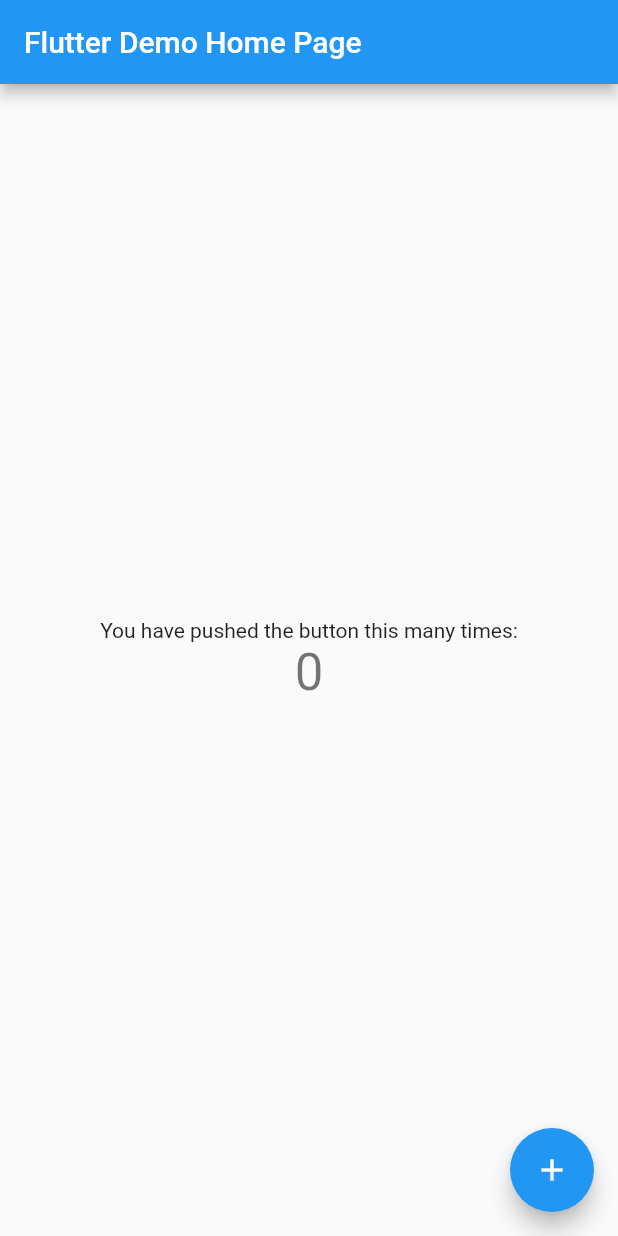
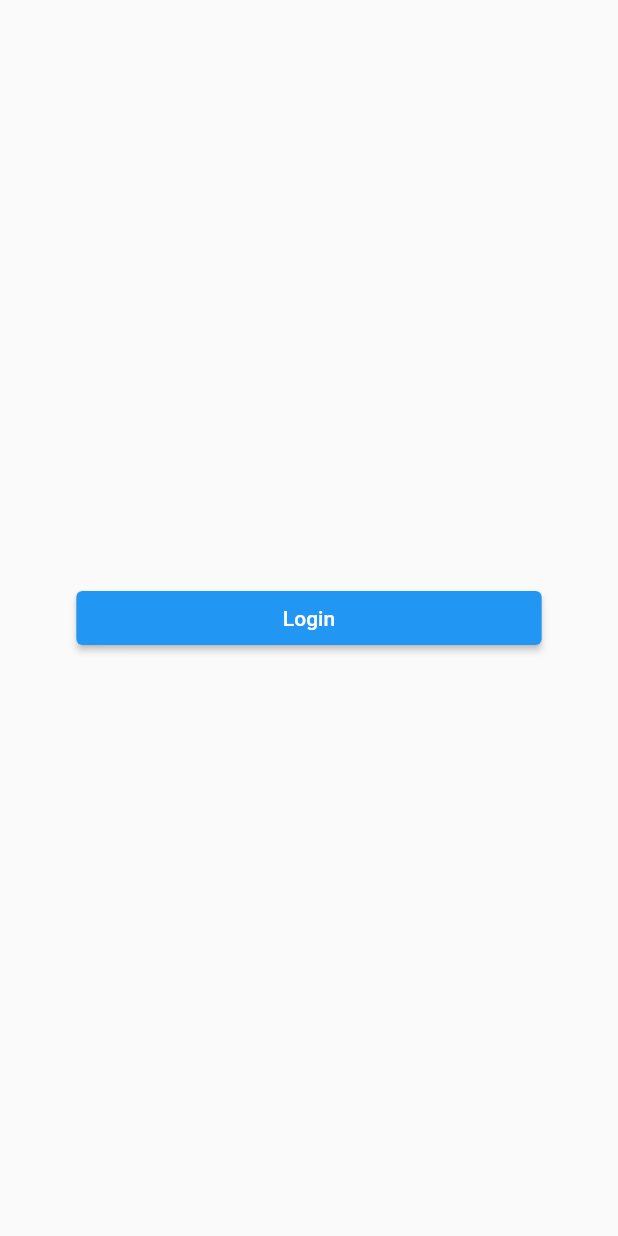
Before and after one commit to jhkim0122/flutter_exercise, a Flutter app: the screen it shows after launch, on a phone screen of 412 x 824 dp. Run offline on Flutter 3.47's test engine with Material 2 defaults, Android fonts, the phone set to English and light mode, and no system bars; our stand-ins replace shared_preferences, sprintf.

Commit message:
Add screens

```diff
--- a/todolist/lib/main.dart
+++ b/todolist/lib/main.dart
@@ -1,4 +1,7 @@
 import 'package:flutter/material.dart';
+import 'package:todolist/screens/list_screen.dart';
+import 'package:todolist/screens/login_screen.dart';
+import 'package:todolist/screens/splash_screen.dart';
 
 void main() {
   runApp(const MyApp());
@@ -11,105 +14,16 @@ class MyApp extends StatelessWidget {
   @override
   Widget build(BuildContext context) {
     return MaterialApp(
-      title: 'Flutter Demo',
+      title: 'TODO-List',
       theme: ThemeData(
-        // This is the theme of your application.
-        //
-        // Try running your application with "flutter run". You'll see the
-        // application has a blue toolbar. Then, without quitting the app, try
-        // changing the primarySwatch below to Colors.green and then invoke
-        // "hot reload" (press "r" in the console where you ran "flutter run",
-        // or simply save your changes to "hot reload" in a Flutter IDE).
-        // Notice that the counter didn't reset back to zero; the application
-        // is not restarted.
         primarySwatch: Colors.blue,
       ),
-      home: const MyHomePage(title: 'Flutter Demo Home Page'),
+      routes: {
+        '/': (context) => SplashScreen(),
+        '/splash': (context) => SplashScreen(),
+        '/list': (context) => ListScreen(),
+        '/login': (context) => LoginScreen(),
+      }
     );
   }
 }
-
-class MyHomePage extends StatefulWidget {
-  const MyHomePage({Key? key, required this.title}) : super(key: key);
-
-  // This widget is the home page of your application. It is stateful, meaning
-  // that it has a State object (defined below) that contains fields that affect
-  // how it looks.
-
-  // This class is the configuration for the state. It holds the values (in this
-  // case the title) provided by the parent (in this case the App widget) and
-  // used by the build method of the State. Fields in a Widget subclass are
-  // always marked "final".
-
-  final String title;
-
-  @override
-  State<MyHomePage> createState() => _MyHomePageState();
-}
-
-class _MyHomePageState extends State<MyHomePage> {
-  int _counter = 0;
-
-  void _incrementCounter() {
-    setState(() {
-      // This call to setState tells the Flutter framework that something has
-      // changed in this State, which causes it to rerun the build method below
-      // so that the display can reflect the updated values. If we changed
-      // _counter without calling setState(), then the build method would not be
-      // called again, and so nothing would appear to happen.
-      _counter++;
-    });
-  }
-
-  @override
-  Widget build(BuildContext context) {
-    // This method is rerun every time setState is called, for instance as done
-    // by the _incrementCounter method above.
-    //
-    // The Flutter framework has been optimized to make rerunning build methods
-    // fast, so that you can just rebuild anything that needs updating rather
-    // than having to individually change instances of widgets.
-    return Scaffold(
-      appBar: AppBar(
-        // Here we take the value from the MyHomePage object that was created by
-        // the App.build method, and use it to set our appbar title.
-        title: Text(widget.title),
-      ),
-      body: Center(
-        // Center is a layout widget. It takes a single child and positions it
-        // in the middle of the parent.
-        child: Column(
-          // Column is also a layout widget. It takes a list of children and
-          // arranges them vertically. By default, it sizes itself to fit its
-          // children horizontally, and tries to be as tall as its parent.
-          //
-          // Invoke "debug painting" (press "p" in the console, choose the
-          // "Toggle Debug Paint" action from the Flutter Inspector in Android
-          // Studio, or the "Toggle Debug Paint" command in Visual Studio Code)
-          // to see the wireframe for each widget.
-          //
-          // Column has various properties to control how it sizes itself and
-          // how it positions its children. Here we use mainAxisAlignment to
-          // center the children vertically; the main axis here is the vertical
-          // axis because Columns are vertical (the cross axis would be
-          // horizontal).
-          mainAxisAlignment: MainAxisAlignment.center,
-          children: <Widget>[
-            const Text(
-              'You have pushed the button this many times:',
-            ),
-            Text(
-              '$_counter',
-              style: Theme.of(context).textTheme.headline4,
-            ),
-          ],
-        ),
-      ),
-      floatingActionButton: FloatingActionButton(
-        onPressed: _incrementCounter,
-        tooltip: 'Increment',
-        child: const Icon(Icons.add),
-      ), // This trailing comma makes auto-formatting nicer for build methods.
-    );
-  }
-}
--- /dev/null
+++ b/todolist/lib/screens/login_screen.dart
@@ -0,0 +1,30 @@
+import 'package:flutter/cupertino.dart';
+import 'package:flutter/material.dart';
+import 'package:shared_preferences/shared_preferences.dart';
+
+class LoginScreen extends StatelessWidget {
+  @override
+  Widget build(BuildContext context){
+    return Scaffold(
+      body: Center(
+        child: Container(
+          padding: EdgeInsets.fromLTRB(20, 0, 20, 0),
+          width: MediaQuery.of(context).size.width * 0.85,
+          child: ElevatedButton(
+            child: Text('Login'),
+            onPressed: () {
+              setLogin().then((_){
+                Navigator.of(context).pushReplacementNamed('/list');
+              });
+            }
+          ),
+        ),
+      ),
+    );
+  }
+
+  Future setLogin() async{
+    SharedPreferences prefs = await SharedPreferences.getInstance();
+    prefs.setBool('isLogin', true);
+  }
+}
--- a/todolist/pubspec.yaml
+++ b/todolist/pubspec.yaml
@@ -29,6 +29,7 @@ environment:
 dependencies:
   flutter:
     sdk: flutter
+  shared_preferences: ^2.0.15
 
 
   # The following adds the Cupertino Icons font to your application.
```
Also changed, not shown: todolist/lib/screens/list_screen.dart (added, +11 -0 lines), todolist/lib/screens/splash_screen.dart (added, +51 -0 lines), todolist/pubspec.lock, 2 other files.
